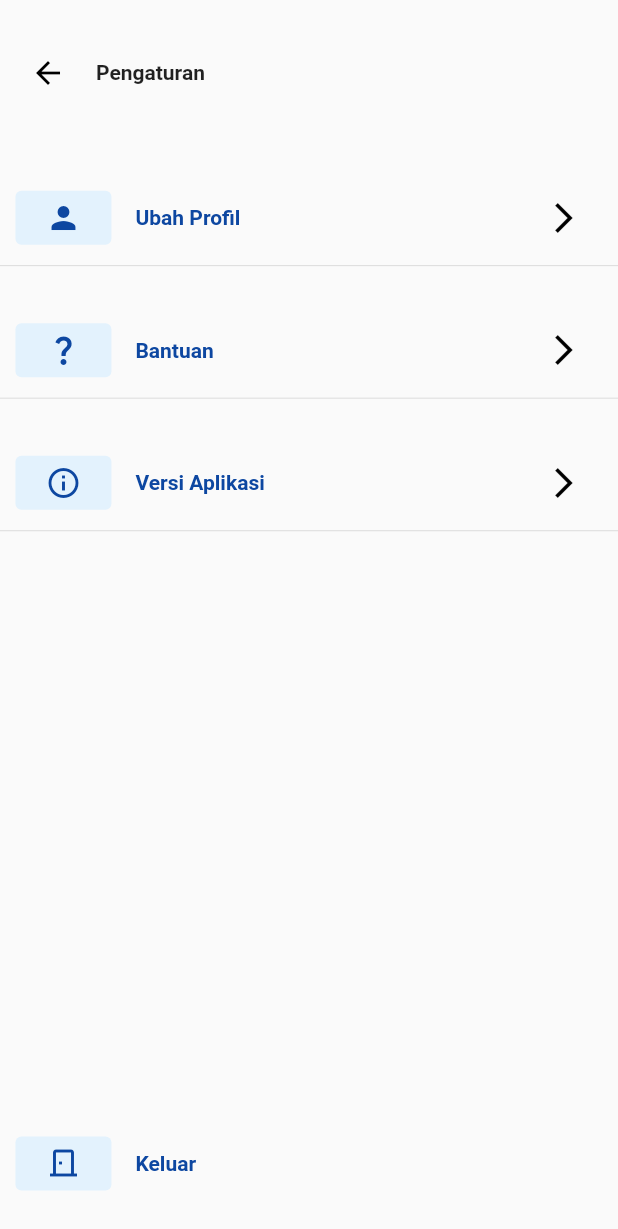
After one commit to yaqin99/oneHand, a Flutter app: the screen it shows after launch, after a tap on "Profil Routes", on a phone screen of 412 x 824 dp. The commit adds this screen. Shown: the top 1229 px of the screen. Run offline on Flutter 3.47's test engine with Material 2 defaults, Android fonts, the phone set to English and light mode, and no system bars; missing offline and left inert: dart:html.

Commit message:
adding Profil-edit-setting page

```diff
--- a/lib/views/home.dart
+++ b/lib/views/home.dart
@@ -1,4 +1,5 @@
 import 'package:flutter/material.dart';
+import 'package:onehand/views/profil-edit-setting.dart';
 import 'package:onehand/views/profil.dart';
 
 class Home extends StatelessWidget {
@@ -7,17 +8,19 @@ class Home extends StatelessWidget {
   @override
   Widget build(BuildContext context) {
     return Scaffold(
-      body: Center(
-        child: RaisedButton(
-          child: Text("Login!"),
+      body: Row(
+        children: [
+          RaisedButton(
+            child: Text("Profil Routes"),
             onPressed: () {
               //PUSH REPLACEMENT BERARTI KITA AKAN MENGGAHAPUS ATAU MENGGANTI PAGE YANG PERTAMA TERSEBUT
               Navigator.pushReplacement(context,
                   MaterialPageRoute(builder: (context) {
-              return Profil();
+                return Profil_Edit();
               }));
             },
           ),
+        ],
       ),
     );
   }
--- /dev/null
+++ b/lib/views/profil-edit-setting.dart
@@ -0,0 +1,274 @@
+import 'package:flutter/material.dart';
+import 'package:onehand/views/profil.dart';
+
+class Profil_Edit extends StatelessWidget {
+  const Profil_Edit({Key? key}) : super(key: key);
+
+  @override
+  Widget build(BuildContext context) {
+    return Scaffold(
+      body: Column(
+        children: [
+          Spacer(
+            flex: 1,
+          ),
+          Row(
+            children: [
+              ElevatedButton(
+                style: ButtonStyle(
+                    backgroundColor: MaterialStateProperty.all(
+                        Colors.white.withOpacity(0.0)),
+                    shadowColor: MaterialStateProperty.all(
+                        Colors.white.withOpacity(0.0))),
+                onPressed: () {},
+                child: Icon(
+                  Icons.arrow_back_outlined,
+                  color: Colors.black,
+                ),
+              ),
+              Text('Pengaturan', style: TextStyle(fontWeight: FontWeight.bold))
+            ],
+          ),
+          Spacer(
+            flex: 2,
+          ),
+          Container(
+            width: MediaQuery.of(context).size.width * 0.95,
+            // decoration: BoxDecoration(border: Border.all(color: Colors.black)),
+            child: Row(
+              children: [
+                ElevatedButton(
+                    style: ButtonStyle(
+                        backgroundColor:
+                            MaterialStateProperty.all(Colors.blue[50]),
+                        shadowColor: MaterialStateProperty.all(
+                            Colors.white.withOpacity(0.0))),
+                    onPressed: () {
+                      Navigator.push(context,
+                          MaterialPageRoute(builder: (context) {
+                        return Profil();
+                      }));
+                    },
+                    child: Icon(
+                      Icons.person,
+                      color: Colors.blue[900],
+                    )),
+                Container(
+                  width: MediaQuery.of(context).size.width * 0.8,
+                  child: ElevatedButton(
+                      style: ButtonStyle(
+                        backgroundColor: MaterialStateProperty.all(
+                            Colors.white.withOpacity(0.0)),
+                        shadowColor: MaterialStateProperty.all(
+                            Colors.white.withOpacity(0.0)),
+                      ),
+                      onPressed: () {
+                        Navigator.push(context,
+                            MaterialPageRoute(builder: (context) {
+                          return Profil();
+                        }));
+                      },
+                      child: Row(
+                        mainAxisAlignment: MainAxisAlignment.spaceBetween,
+                        children: [
+                          Text(
+                            'Ubah Profil',
+                            textAlign: TextAlign.start,
+                            style: TextStyle(
+                                color: Colors.blue[900],
+                                fontWeight: FontWeight.bold),
+                          ),
+                          Icon(
+                            Icons.arrow_forward_ios,
+                            color: Colors.black,
+                          )
+                        ],
+                      )),
+                )
+                // SizedBox(
+                //   width: MediaQuery.of(context).size.width * 0.7,
+                //   child: ElevatedButton(
+                //       style: ElevatedButton.styleFrom(
+                //         primary: Colors.white.withOpacity(0.0),
+                //         elevation: 0,
+                //         shadowColor: Colors.white.withOpacity(0.0),
+                //       ),
+                //       onPressed: () {},
+                //       child: Align(
+                //         alignment: Alignment.centerLeft,
+                //         child: Text(
+                //           'Ubah Profil',
+                //           textAlign: TextAlign.start,
+                //           style: TextStyle(
+                //               color: Colors.blue[900],
+                //               fontWeight: FontWeight.bold),
+                //         ),
+                //       )),
+                // ),
+                // ElevatedButton(
+                //     style: ElevatedButton.styleFrom(
+                //       primary: Colors.white.withOpacity(0.0),
+                //       elevation: 0,
+                //       shadowColor: Colors.white.withOpacity(0.0),
+                //     ),
+                //     onPressed: () {},
+                //     child: Icon(
+                //       Icons.arrow_forward_ios,
+                //       color: Colors.black,
+                //     )),
+              ],
+            ),
+          ),
+          Divider(),
+          Spacer(
+            flex: 1,
+          ),
+          Container(
+            width: MediaQuery.of(context).size.width * 0.95,
+            // decoration: BoxDecoration(border: Border.all(color: Colors.black)),
+            child: Row(
+              children: [
+                ElevatedButton(
+                    style: ButtonStyle(
+                        backgroundColor:
+                            MaterialStateProperty.all(Colors.blue[50]),
+                        shadowColor: MaterialStateProperty.all(
+                            Colors.white.withOpacity(0.0))),
+                    onPressed: () {},
+                    child: Icon(
+                      Icons.question_mark,
+                      color: Colors.blue[900],
+                    )),
+                Container(
+                  width: MediaQuery.of(context).size.width * 0.8,
+                  child: ElevatedButton(
+                      style: ButtonStyle(
+                        backgroundColor: MaterialStateProperty.all(
+                            Colors.white.withOpacity(0.0)),
+                        shadowColor: MaterialStateProperty.all(
+                            Colors.white.withOpacity(0.0)),
+                      ),
+                      onPressed: () {},
+                      child: Row(
+                        mainAxisAlignment: MainAxisAlignment.spaceBetween,
+                        children: [
+                          Text(
+                            'Bantuan',
+                            textAlign: TextAlign.start,
+                            style: TextStyle(
+                                color: Colors.blue[900],
+                                fontWeight: FontWeight.bold),
+                          ),
+                          Icon(
+                            Icons.arrow_forward_ios,
+                            color: Colors.black,
+                          )
+                        ],
+                      )),
+                )
+              ],
+            ),
+          ),
+          Divider(),
+          Spacer(
+            flex: 1,
+          ),
+          Container(
+            width: MediaQuery.of(context).size.width * 0.95,
+            // decoration: BoxDecoration(border: Border.all(color: Colors.black)),
+            child: Row(
+              children: [
+                ElevatedButton(
+                    style: ButtonStyle(
+                        backgroundColor:
+                            MaterialStateProperty.all(Colors.blue[50]),
+                        shadowColor: MaterialStateProperty.all(
+                            Colors.white.withOpacity(0.0))),
+                    onPressed: () {},
+                    child: Icon(
+                      Icons.info_outline,
+                      color: Colors.blue[900],
+                    )),
+                Container(
+                  width: MediaQuery.of(context).size.width * 0.8,
+                  child: ElevatedButton(
+                      style: ButtonStyle(
+                        backgroundColor: MaterialStateProperty.all(
+                            Colors.white.withOpacity(0.0)),
+                        shadowColor: MaterialStateProperty.all(
+                            Colors.white.withOpacity(0.0)),
+                      ),
+                      onPressed: () {},
+                      child: Row(
+                        mainAxisAlignment: MainAxisAlignment.spaceBetween,
+                        children: [
+                          Text(
+                            'Versi Aplikasi',
+                            textAlign: TextAlign.start,
+                            style: TextStyle(
+                                color: Colors.blue[900],
+                                fontWeight: FontWeight.bold),
+                          ),
+                          Icon(
+                            Icons.arrow_forward_ios,
+                            color: Colors.black,
+                          )
+                        ],
+                      )),
+                )
+              ],
+            ),
+          ),
+          Divider(),
+          Spacer(
+            flex: 16,
+          ),
+          Container(
+            width: MediaQuery.of(context).size.width * 0.95,
+            // decoration: BoxDecoration(border: Border.all(color: Colors.black)),
+            child: Row(
+              children: [
+                ElevatedButton(
+                    style: ButtonStyle(
+                        backgroundColor:
+                            MaterialStateProperty.all(Colors.blue[50]),
+                        shadowColor: MaterialStateProperty.all(
+                            Colors.white.withOpacity(0.0))),
+                    onPressed: () {},
+                    child: Icon(
+                      Icons.door_back_door_outlined,
+                      color: Colors.blue[900],
+                    )),
+                Container(
+                  width: MediaQuery.of(context).size.width * 0.8,
+                  child: ElevatedButton(
+                      style: ButtonStyle(
+                        backgroundColor: MaterialStateProperty.all(
+                            Colors.white.withOpacity(0.0)),
+                        shadowColor: MaterialStateProperty.all(
+                            Colors.white.withOpacity(0.0)),
+                      ),
+                      onPressed: () {},
+                      child: Row(
+                        children: [
+                          Text(
+                            'Keluar',
+                            textAlign: TextAlign.start,
+                            style: TextStyle(
+                                color: Colors.blue[900],
+                                fontWeight: FontWeight.bold),
+                          ),
+                        ],
+                      )),
+                )
+              ],
+            ),
+          ),
+          Spacer(
+            flex: 1,
+          )
+        ],
+      ),
+    );
+  }
+}
--- a/lib/views/profil.dart
+++ b/lib/views/profil.dart
@@ -1,11 +1,19 @@
+import 'dart:html';
+
 import 'package:flutter/material.dart';
 
-class Profil extends StatelessWidget {
+class Profil extends StatefulWidget {
   const Profil({Key? key}) : super(key: key);
 
   @override
+  State<Profil> createState() => _ProfilState();
+}
+
+class _ProfilState extends State<Profil> {
+  @override
   Widget build(BuildContext context) {
     return Scaffold(
+        resizeToAvoidBottomInset: false,
         body: Column(
           children: [
             Spacer(
@@ -13,16 +21,22 @@ class Profil extends StatelessWidget {
             ),
             Row(
               children: [
-            RaisedButton(
-              elevation: 0,
-              color: Colors.white,
-              onPressed: () {},
-              child: Icon(Icons.arrow_back_outlined),
+                ElevatedButton(
+                  style: ButtonStyle(
+                      backgroundColor: MaterialStateProperty.all(
+                          Colors.white.withOpacity(0.0)),
+                      shadowColor: MaterialStateProperty.all(
+                          Colors.white.withOpacity(0.0))),
+                  onPressed: () {
+                    Navigator.pop(context);
+                  },
+                  child: Icon(
+                    Icons.arrow_back_outlined,
+                    color: Colors.black,
                   ),
-            Text(
-              'Ubah Profil',
-              style: TextStyle(fontWeight: FontWeight.bold),
-            )
+                ),
+                Text('Pengaturan',
+                    style: TextStyle(fontWeight: FontWeight.bold))
               ],
             ),
             Spacer(
@@ -49,7 +63,7 @@ class Profil extends StatelessWidget {
             ),
             Container(
               width: MediaQuery.of(context).size.width * 0.85,
-          height: 80,
+              height: 85,
               child: Column(
                 crossAxisAlignment: CrossAxisAlignment.start,
                 children: [
@@ -76,7 +90,7 @@ class Profil extends StatelessWidget {
             ),
             Container(
               width: MediaQuery.of(context).size.width * 0.85,
-          height: 80,
+              height: 85,
               child: Column(
                 crossAxisAlignment: CrossAxisAlignment.start,
                 children: [
@@ -103,7 +117,7 @@ class Profil extends StatelessWidget {
             ),
             Container(
               width: MediaQuery.of(context).size.width * 0.85,
-          height: 80,
+              height: 85,
               child: Column(
                 crossAxisAlignment: CrossAxisAlignment.start,
                 children: [
```
Lines whose indentation alone changed are shown as unchanged.
